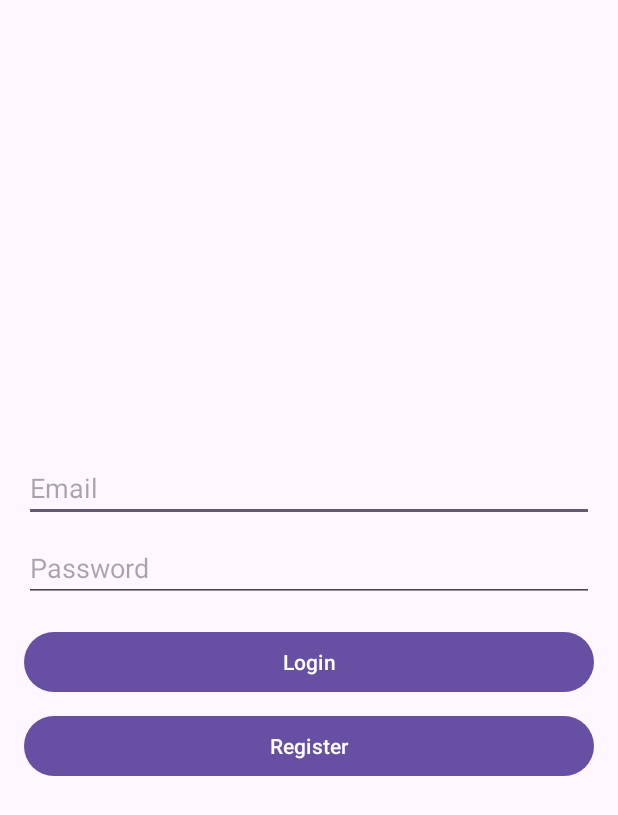
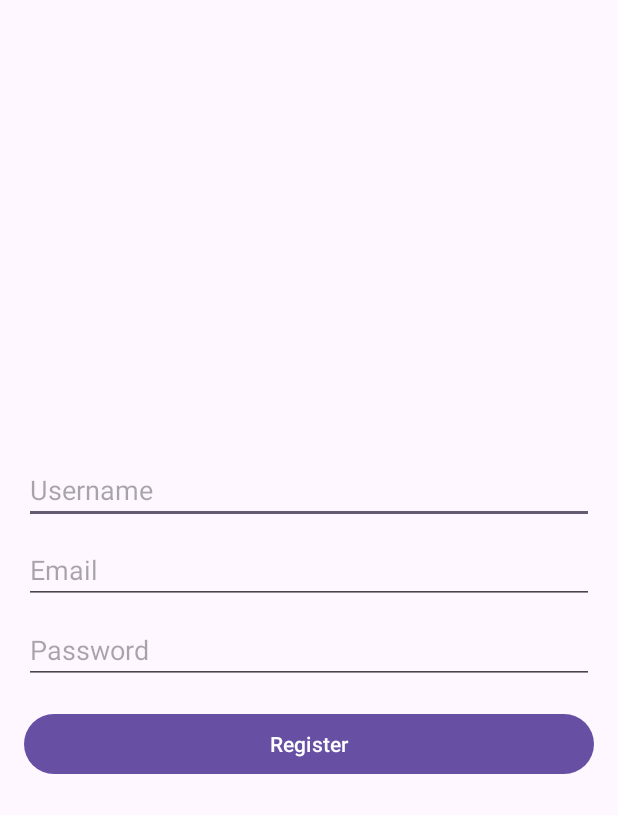
Before and after one commit to Nathasan1410/lentera, an Android app: the screen it shows after launch (LoginActivity before the commit, RegisterActivity after it), after a tap on "Register", on a phone screen of 412 x 824 dp. Shown: the top 815 px of the screen. Run offline under Robolectric (Android 15) with nearby library versions, the phone set to English and light mode, and no system bars; our stand-ins replace Firebase (no records; nobody signed in at launch, a user with empty details on screens opened directly), navigation-ui.

Commit message:
Registration, add username
Regitration diperbagus and username added

```diff
--- a/app/build.gradle.kts
+++ b/app/build.gradle.kts
@@ -50,6 +50,7 @@ dependencies {
     implementation (libs.navigationUiKtx)
     implementation(libs.androidx.gridlayout)
     implementation(libs.firebase.auth.ktx)
+    implementation(libs.firebase.firestore.ktx)
     testImplementation(libs.junit)
     androidTestImplementation(libs.androidx.junit)
     androidTestImplementation(libs.androidx.espresso.core)
--- a/app/src/main/AndroidManifest.xml
+++ b/app/src/main/AndroidManifest.xml
@@ -28,5 +28,10 @@
             android:name=".homepage.LoginActivity"
             android:exported="true" />
 
+        <!-- RegisterActivity -->
+        <activity
+            android:name=".homepage.RegisterActivity"
+            android:exported="true" />
+
     </application>
 </manifest>
--- a/app/src/main/java/com/example/lentera/homepage/BluetoothFragment.kt
+++ b/app/src/main/java/com/example/lentera/homepage/BluetoothFragment.kt
@@ -15,7 +15,7 @@ class BluetoothFragment : Fragment() {
         val view = inflater.inflate(R.layout.fragment_bluetooth, container, false)
         val startButton = view.findViewById<Button>(R.id.start)
         startButton.setOnClickListener {
-//Code that runs when the button is clicked
+
             view.findNavController()
                 .navigate(R.id.action_bluetoothFragment_to_connectedFragment)
         }
--- a/app/src/main/java/com/example/lentera/homepage/ConnectedFragment.kt
+++ b/app/src/main/java/com/example/lentera/homepage/ConnectedFragment.kt
@@ -15,7 +15,7 @@ class ConnectedFragment : Fragment() {
         val view = inflater.inflate(R.layout.fragment_connected, container, false)
         val startButton = view.findViewById<Button>(R.id.start)
         startButton.setOnClickListener {
-//Code that runs when the button is clicked
+
             view.findNavController()
                 .navigate(R.id.action_connectedFragment_to_welcomeFragment)
         }
--- a/app/src/main/java/com/example/lentera/homepage/CreateFragment.kt
+++ b/app/src/main/java/com/example/lentera/homepage/CreateFragment.kt
@@ -30,7 +30,7 @@
             initLedGrid(rootView)
             setupColorInput(rootView)
             setupChangeInputModeButton(rootView)
-            setupReadGridButton(rootView) // Set up the read grid button
+            setupReadGridButton(rootView)
             return rootView
         }
 
--- a/app/src/main/java/com/example/lentera/homepage/LoginActivity.kt
+++ b/app/src/main/java/com/example/lentera/homepage/LoginActivity.kt
@@ -18,13 +18,12 @@ class LoginActivity : AppCompatActivity() {
         super.onCreate(savedInstanceState)
         setContentView(R.layout.login)
 
-        // Initialize Firebase Auth
         auth = FirebaseAuth.getInstance()
 
         val emailEditText: EditText = findViewById(R.id.et_email)
         val passwordEditText: EditText = findViewById(R.id.et_password)
         val loginButton: Button = findViewById(R.id.btn_login)
-        val registerButton: Button = findViewById(R.id.btn_register)
+//        val registerButton: Button = findViewById(R.id.btn_register)
 
         // Login button click listener
         loginButton.setOnClickListener {
@@ -47,24 +46,11 @@ class LoginActivity : AppCompatActivity() {
         }
 
         // Register button click listener
+        val registerButton: Button = findViewById(R.id.btn_register)
         registerButton.setOnClickListener {
-            val email = emailEditText.text.toString()
-            val password = passwordEditText.text.toString()
+            val intent = Intent(this, RegisterActivity::class.java)
+            startActivity(intent)
+        }
 
-            if (email.isNotEmpty() && password.isNotEmpty()) {
-                auth.createUserWithEmailAndPassword(email, password)
-                    .addOnCompleteListener { task ->
-                        if (task.isSuccessful) {
-                            Toast.makeText(this, "Registration successful", Toast.LENGTH_SHORT).show()
-                            startActivity(Intent(this, MainActivity::class.java))
-                            finish()
-                        } else {
-                            Toast.makeText(this, "Registration failed: ${task.exception?.message}", Toast.LENGTH_SHORT).show()
-                        }
-                    }
-            } else {
-                Toast.makeText(this, "Please enter email and password", Toast.LENGTH_SHORT).show()
-            }
-        }
     }
 }
--- /dev/null
+++ b/app/src/main/java/com/example/lentera/homepage/RegisterActivity.kt
@@ -0,0 +1,68 @@
+package com.example.lentera.homepage
+
+import android.content.Intent
+import android.os.Bundle
+import android.widget.Button
+import android.widget.EditText
+import android.widget.Toast
+import androidx.appcompat.app.AppCompatActivity
+import com.example.lentera.R
+import com.google.firebase.auth.FirebaseAuth
+import com.google.firebase.firestore.FirebaseFirestore
+
+
+class RegisterActivity : AppCompatActivity() {
+    private lateinit var auth: FirebaseAuth
+    private lateinit var db: FirebaseFirestore
+
+    override fun onCreate(savedInstanceState: Bundle?) {
+        super.onCreate(savedInstanceState)
+        setContentView(R.layout.activity_register)
+
+        auth = FirebaseAuth.getInstance()
+        db = FirebaseFirestore.getInstance()
+
+        val usernameEditText: EditText = findViewById(R.id.et_username)
+        val emailEditText: EditText = findViewById(R.id.et_email)
+        val passwordEditText: EditText = findViewById(R.id.et_password)
+        val registerButton: Button = findViewById(R.id.btn_register)
+
+        registerButton.setOnClickListener {
+            val username = usernameEditText.text.toString()
+            val email = emailEditText.text.toString()
+            val password = passwordEditText.text.toString()
+
+            if (email.isNotEmpty() && password.isNotEmpty() && username.isNotEmpty()) {
+                // Daftarkan pengguna ke Firebase Authentication
+                auth.createUserWithEmailAndPassword(email, password)
+                    .addOnCompleteListener { task ->
+                        if (task.isSuccessful) {
+                            // Simpan data pengguna ke Firestore
+                            val userId = auth.currentUser?.uid
+                            if (userId != null) {
+                                val userData = hashMapOf(
+                                    "username" to username,
+                                    "email" to email
+                                )
+
+                                db.collection("users").document(userId)
+                                    .set(userData)
+                                    .addOnSuccessListener {
+                                        // Pindah ke MainActivity setelah berhasil registrasi
+                                        startActivity(Intent(this, MainActivity::class.java))
+                                        finish()
+                                    }
+                                    .addOnFailureListener { e ->
+                                        Toast.makeText(this, "Error: ${e.message}", Toast.LENGTH_SHORT).show()
+                                    }
+                            }
+                        } else {
+                            Toast.makeText(this, "Registration failed: ${task.exception?.message}", Toast.LENGTH_SHORT).show()
+                        }
+                    }
+            } else {
+                Toast.makeText(this, "Please fill all fields", Toast.LENGTH_SHORT).show()
+            }
+        }
+    }
+}
--- a/app/src/main/java/com/example/lentera/homepage/WelcomeFragment.kt
+++ b/app/src/main/java/com/example/lentera/homepage/WelcomeFragment.kt
@@ -16,7 +16,7 @@ class WelcomeFragment : Fragment() {
         val view = inflater.inflate(R.layout.fragment_welcome, container, false)
         val startButton = view.findViewById<Button>(R.id.start)
         startButton.setOnClickListener {
-//Code that runs when the button is clicked
+
             view.findNavController()
                 .navigate(R.id.action_welcomeFragment_to_bluetoothFragment)
         }
--- /dev/null
+++ b/app/src/main/res/layout/activity_register.xml
@@ -0,0 +1,42 @@
+<?xml version="1.0" encoding="utf-8"?>
+<LinearLayout xmlns:android="http://schemas.android.com/apk/res/android"
+    android:layout_width="match_parent"
+    android:layout_height="match_parent"
+    android:orientation="vertical"
+    android:padding="16dp"
+    android:gravity="center">
+
+    <!-- Username Input -->
+    <EditText
+        android:id="@+id/et_username"
+        android:layout_width="match_parent"
+        android:layout_height="wrap_content"
+        android:hint="Username"
+        android:inputType="text" />
+
+    <!-- Email Input -->
+    <EditText
+        android:id="@+id/et_email"
+        android:layout_width="match_parent"
+        android:layout_height="wrap_content"
+        android:hint="Email"
+        android:inputType="textEmailAddress"
+        android:layout_marginTop="8dp" />
+
+    <!-- Password Input -->
+    <EditText
+        android:id="@+id/et_password"
+        android:layout_width="match_parent"
+        android:layout_height="wrap_content"
+        android:hint="Password"
+        android:inputType="textPassword"
+        android:layout_marginTop="8dp" />
+
+    <!-- Register Button -->
+    <Button
+        android:id="@+id/btn_register"
+        android:layout_width="match_parent"
+        android:layout_height="wrap_content"
+        android:text="Register"
+        android:layout_marginTop="16dp" />
+</LinearLayout>
--- a/gradle/libs.versions.toml
+++ b/gradle/libs.versions.toml
@@ -13,6 +13,7 @@ nav_version = "2.7.3"
 navigationUi = "2.8.3"
 gridlayout = "1.0.0"
 firebaseAuthKtx = "23.1.0"
+firebaseFirestoreKtx = "25.1.1"
 
 [libraries]
 androidx-core-ktx = { group = "androidx.core", name = "core-ktx", version.ref = "coreKtx" }
@@ -27,6 +28,7 @@ navigationFragmentKtx = { group = "androidx.navigation", name = "navigation-frag
 navigationUiKtx = { group = "androidx.navigation", name = "navigation-ui-ktx", version.ref = "nav_version" }
 androidx-gridlayout = { group = "androidx.gridlayout", name = "gridlayout", version.ref = "gridlayout" }
 firebase-auth-ktx = { group = "com.google.firebase", name = "firebase-auth-ktx", version.ref = "firebaseAuthKtx" }
+firebase-firestore-ktx = { group = "com.google.firebase", name = "firebase-firestore-ktx", version.ref = "firebaseFirestoreKtx" }
 
 [plugins]
 android-application = { id = "com.android.application", version.ref = "agp" }
```
Also changed, not shown: app/src/main/java/com/example/lentera/homepage/MainActivity.kt (+4 -16 lines).
